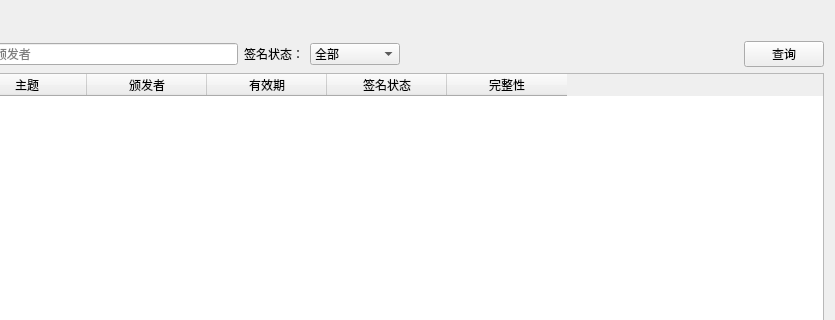
rakehellsx/MaliciousDetector, file ui/CertScanPage.ui: the form before one commit; both pictures show x 165 to 1000 and y 0 to 320 of the 1000 by 650 pixel window.
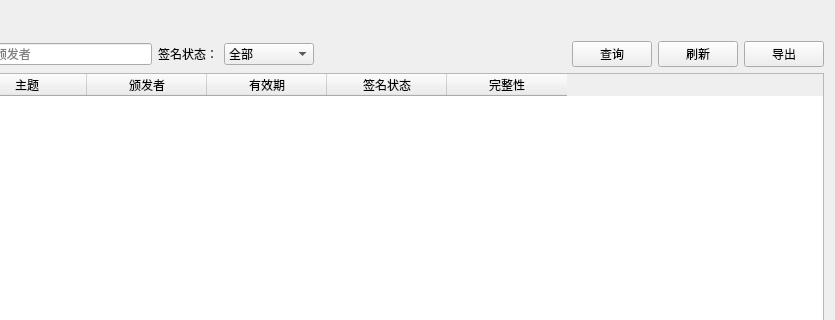
The form after the commit.

```diff
--- a/ui/CertScanPage.ui
+++ b/ui/CertScanPage.ui
@@ -48,6 +48,16 @@
         <property name="text"><string>查询</string></property>
        </widget>
      </item>
+     <item>
+      <widget class="QPushButton" name="btnRefresh">
+        <property name="text"><string>刷新</string></property>
+       </widget>
+     </item>
+     <item>
+      <widget class="QPushButton" name="btnExport">
+        <property name="text"><string>导出</string></property>
+       </widget>
+     </item>
    </layout>
   </item>
   <item>
```
